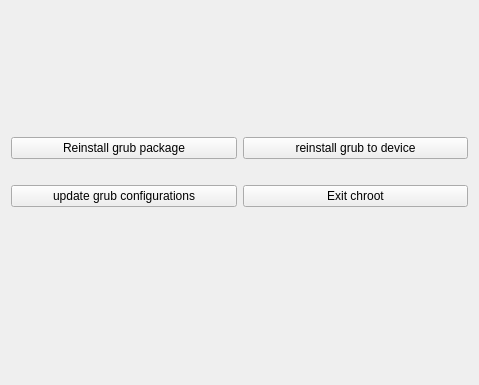
The window that ui/chroot_after.ui (Thenujan-0/grub-editor) describes before a commit, drawn with Qt 5.
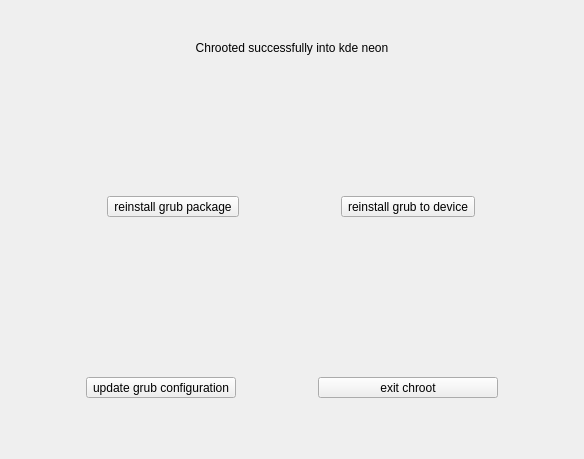
The same window after the commit. Icons and pictures are not drawn.

Commit message: added icons in after chroot tab

```diff
--- a/ui/chroot_after.ui
+++ b/ui/chroot_after.ui
@@ -6,8 +6,8 @@
    <rect>
     <x>0</x>
     <y>0</y>
-    <width>479</width>
-    <height>385</height>
+    <width>584</width>
+    <height>459</height>
    </rect>
   </property>
   <property name="windowTitle">
@@ -16,49 +16,188 @@
   <layout class="QGridLayout" name="gridLayout">
    <item row="0" column="0">
     <layout class="QVBoxLayout" name="verticalLayout">
+     <property name="topMargin">
+      <number>30</number>
+     </property>
      <property name="bottomMargin">
-      <number>40</number>
+      <number>50</number>
      </property>
+     <item>
+      <layout class="QHBoxLayout" name="horizontalLayout_4">
+       <item>
+        <widget class="QLabel" name="label">
+         <property name="text">
+          <string>Chrooted successfully into kde neon</string>
+         </property>
+         <property name="alignment">
+          <set>Qt::AlignCenter</set>
+         </property>
+        </widget>
+       </item>
+      </layout>
+     </item>
+     <item>
+      <spacer name="verticalSpacer">
+       <property name="orientation">
+        <enum>Qt::Vertical</enum>
+       </property>
+       <property name="sizeHint" stdset="0">
+        <size>
+         <width>20</width>
+         <height>40</height>
+        </size>
+       </property>
+      </spacer>
+     </item>
      <item>
       <layout class="QHBoxLayout" name="horizontalLayout">
        <property name="bottomMargin">
         <number>20</number>
        </property>
        <item>
-        <widget class="QPushButton" name="btn_reinstall_grub_package">
-         <property name="toolTip">
-          <string/>
-         </property>
+        <widget class="QToolButton" name="btn_reinstall_grub_package">
          <property name="text">
-          <string>Reinstall grub package</string>
+          <string>reinstall grub package</string>
+         </property>
+         <property name="icon">
+          <iconset theme="package-reinstall"/>
+         </property>
+         <property name="iconSize">
+          <size>
+           <width>64</width>
+           <height>64</height>
+          </size>
+         </property>
+         <property name="toolButtonStyle">
+          <enum>Qt::ToolButtonTextUnderIcon</enum>
          </property>
         </widget>
        </item>
        <item>
-        <widget class="QPushButton" name="btn_reinstall_grub_to_device">
+        <widget class="QToolButton" name="btn_reinstall_grub_to_device">
          <property name="text">
           <string>reinstall grub to device</string>
          </property>
+         <property name="icon">
+          <iconset theme="drive-harddisk"/>
+         </property>
+         <property name="iconSize">
+          <size>
+           <width>64</width>
+           <height>64</height>
+          </size>
+         </property>
+         <property name="toolButtonStyle">
+          <enum>Qt::ToolButtonTextUnderIcon</enum>
+         </property>
         </widget>
        </item>
       </layout>
      </item>
+     <item>
+      <spacer name="verticalSpacer_2">
+       <property name="orientation">
+        <enum>Qt::Vertical</enum>
+       </property>
+       <property name="sizeHint" stdset="0">
+        <size>
+         <width>20</width>
+         <height>40</height>
+        </size>
+       </property>
+      </spacer>
+     </item>
      <item>
       <layout class="QHBoxLayout" name="horizontalLayout_2">
+       <property name="topMargin">
+        <number>0</number>
+       </property>
+       <property name="rightMargin">
+        <number>0</number>
+       </property>
        <item>
-        <widget class="QPushButton" name="pushButton_3">
+        <spacer name="horizontalSpacer_2">
+         <property name="orientation">
+          <enum>Qt::Horizontal</enum>
+         </property>
+         <property name="sizeHint" stdset="0">
+          <size>
+           <width>40</width>
+           <height>20</height>
+          </size>
+         </property>
+        </spacer>
+       </item>
+       <item>
+        <widget class="QToolButton" name="btn_update_grub_configuration">
          <property name="text">
-          <string>update grub configurations</string>
+          <string>update grub configuration</string>
          </property>
+         <property name="icon">
+          <iconset theme="update-none"/>
+         </property>
+         <property name="iconSize">
+          <size>
+           <width>64</width>
+           <height>64</height>
+          </size>
+         </property>
+         <property name="toolButtonStyle">
+          <enum>Qt::ToolButtonTextUnderIcon</enum>
+         </property>
         </widget>
        </item>
        <item>
-        <widget class="QPushButton" name="btn_exit_chroot">
+        <spacer name="horizontalSpacer">
+         <property name="orientation">
+          <enum>Qt::Horizontal</enum>
+         </property>
+         <property name="sizeHint" stdset="0">
+          <size>
+           <width>40</width>
+           <height>20</height>
+          </size>
+         </property>
+        </spacer>
+       </item>
+       <item>
+        <widget class="QToolButton" name="btn_exit_chroot">
+         <property name="minimumSize">
+          <size>
+           <width>180</width>
+           <height>0</height>
+          </size>
+         </property>
          <property name="text">
-          <string>Exit chroot</string>
+          <string>exit chroot</string>
          </property>
+         <property name="icon">
+          <iconset theme="view-close"/>
+         </property>
+         <property name="iconSize">
+          <size>
+           <width>64</width>
+           <height>64</height>
+          </size>
+         </property>
+         <property name="toolButtonStyle">
+          <enum>Qt::ToolButtonTextUnderIcon</enum>
+         </property>
         </widget>
        </item>
+       <item>
+        <spacer name="horizontalSpacer_3">
+         <property name="orientation">
+          <enum>Qt::Horizontal</enum>
+         </property>
+         <property name="sizeHint" stdset="0">
+          <size>
+           <width>40</width>
+           <height>20</height>
+          </size>
+         </property>
+        </spacer>
+       </item>
       </layout>
      </item>
     </layout>
```
The commit also changes 1 other file.
